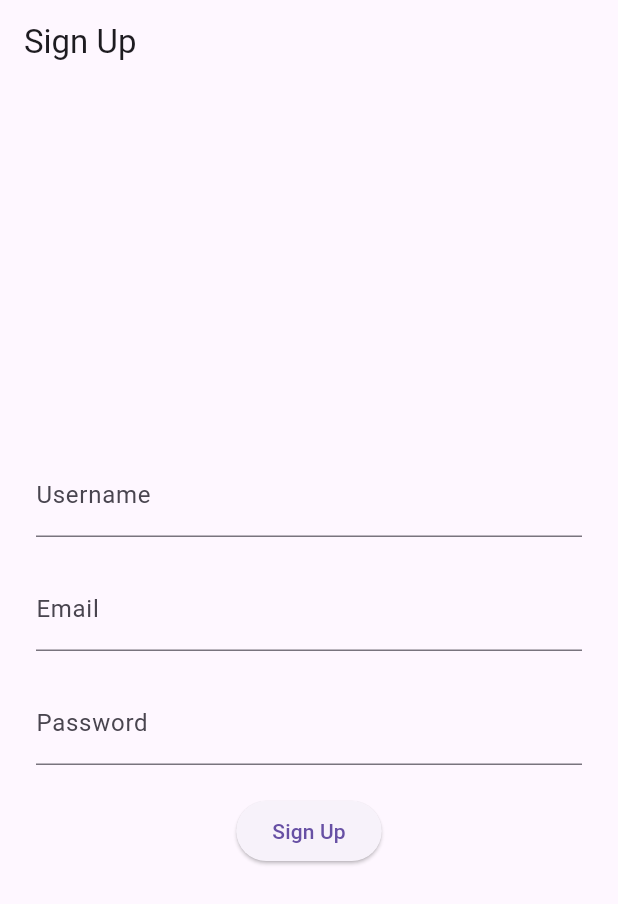
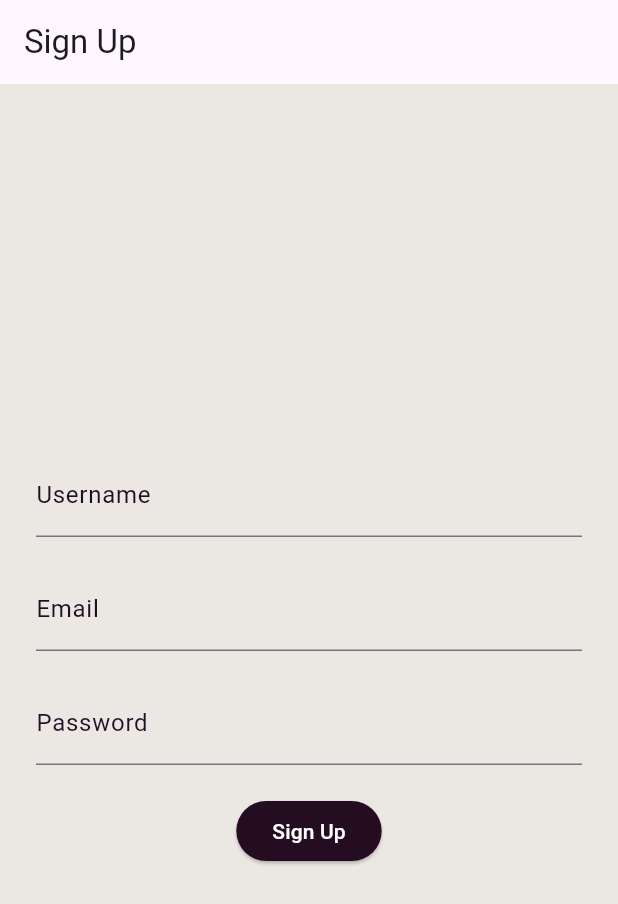
Before and after one commit to Stella1B/Saferride, a Flutter app: the screen it shows after launch, on a phone screen of 412 x 824 dp. Shown: the top 904 px of the screen. Run offline on Flutter 3.47's test engine with Material 3 defaults, Android fonts, the phone set to English and light mode, and no system bars; our stand-ins replace shared_preferences.

Commit message:
sign up page modification

```diff
--- a/lib/screens/sign_up.dart
+++ b/lib/screens/sign_up.dart
@@ -1,5 +1,3 @@
-// ignore_for_file: library_private_types_in_public_api
-
 import 'package:flutter/material.dart';
 import 'OTP_verification.dart'; // Import your OTP verification page
 
@@ -45,6 +43,7 @@ class _SignUpPageState extends State<SignUpPage> {
       appBar: AppBar(
         title: const Text('Sign Up'),
       ),
+      backgroundColor: Color.fromARGB(255, 235, 231, 227), // Light orange background
       body: Center(
         child: Padding(
           padding: const EdgeInsets.all(24.0),
@@ -55,6 +54,7 @@ class _SignUpPageState extends State<SignUpPage> {
                 controller: _usernameController,
                 decoration: const InputDecoration(
                   labelText: 'Username',
+                  labelStyle: TextStyle(color: Color.fromARGB(255, 31, 13, 34)),
                 ),
               ),
               const SizedBox(height: 20),
@@ -62,6 +62,7 @@ class _SignUpPageState extends State<SignUpPage> {
                 controller: _emailController,
                 decoration: const InputDecoration(
                   labelText: 'Email',
+                  labelStyle: TextStyle(color: Color.fromARGB(255, 31, 15, 34)),
                 ),
               ),
               const SizedBox(height: 20),
@@ -70,12 +71,19 @@ class _SignUpPageState extends State<SignUpPage> {
                 obscureText: true,
                 decoration: const InputDecoration(
                   labelText: 'Password',
+                  labelStyle: TextStyle(color: Color.fromARGB(255, 33, 15, 37)),
                 ),
               ),
               const SizedBox(height: 20),
               ElevatedButton(
                 onPressed: _signUp,
-                child: const Text('Sign Up'),
+                style: ElevatedButton.styleFrom(
+                  backgroundColor: const Color.fromARGB(255, 37, 13, 33), // Orange button
+                ),
+                child: const Text(
+                  'Sign Up',
+                  style: TextStyle(color: Color.fromARGB(255, 254, 253, 254)), // Dark purple text
+                ),
               ),
             ],
           ),
```
